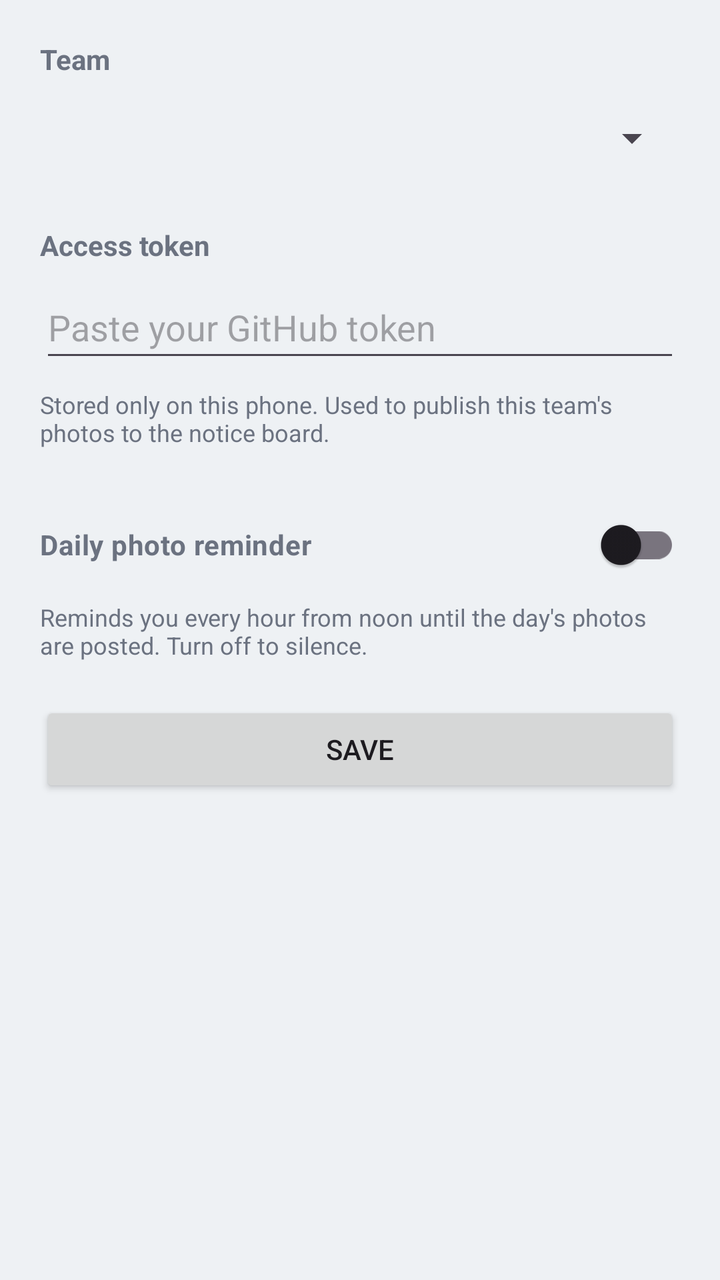
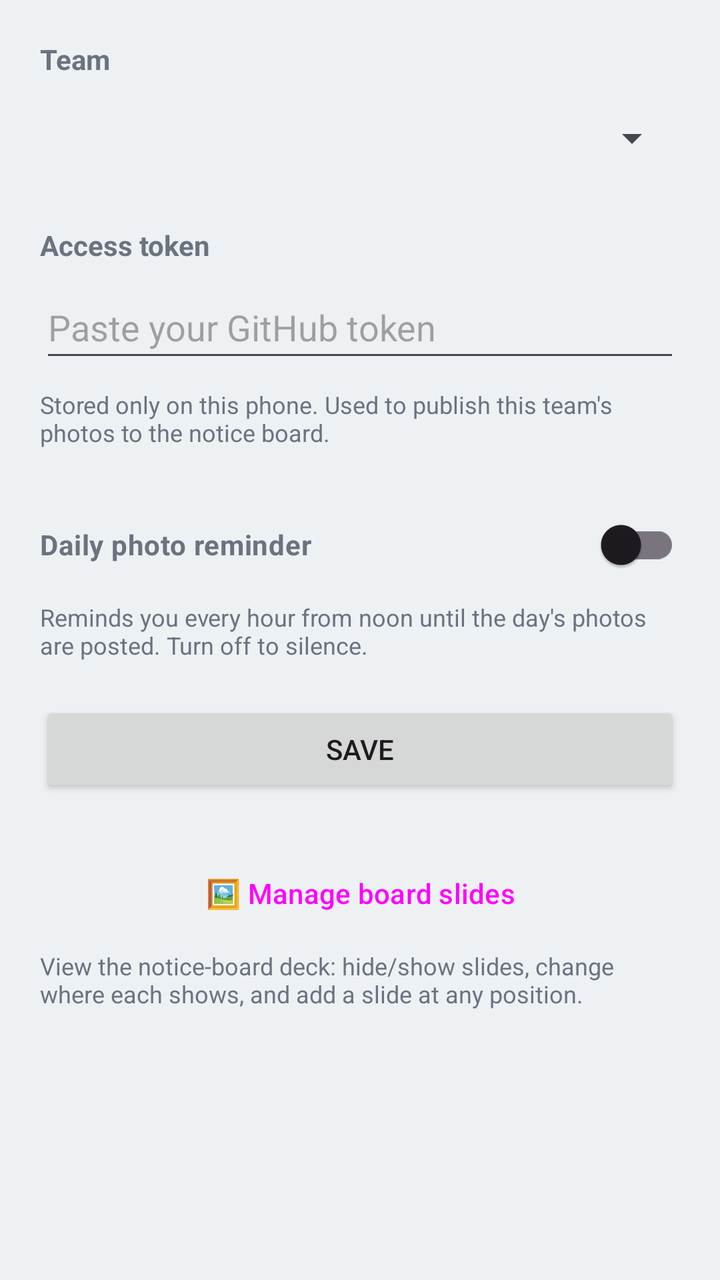

Two renders of the same Android screen: before a commit and after it. Below are the layout's source before the change and the commit's diff.
<!-- AndroidManifest.xml: activity theme Theme.EstanciaPhotos.Admin -->
<!-- res/layout/activity_admin.xml -->
<?xml version="1.0" encoding="utf-8"?>
<ScrollView xmlns:android="http://schemas.android.com/apk/res/android"
    android:layout_width="match_parent"
    android:layout_height="match_parent"
    android:background="@color/bg">

    <LinearLayout
        android:layout_width="match_parent"
        android:layout_height="wrap_content"
        android:orientation="vertical"
        android:padding="20dp">

        <TextView
            android:layout_width="wrap_content"
            android:layout_height="wrap_content"
            android:text="@string/team_label"
            android:textColor="@color/muted"
            android:textStyle="bold" />

        <Spinner
            android:id="@+id/teamSpinner"
            android:layout_width="match_parent"
            android:layout_height="wrap_content"
            android:layout_marginTop="6dp"
            android:minHeight="48dp" />

        <TextView
            android:layout_width="wrap_content"
            android:layout_height="wrap_content"
            android:layout_marginTop="20dp"
            android:text="@string/token_label"
            android:textColor="@color/muted"
            android:textStyle="bold" />

        <EditText
            android:id="@+id/tokenInput"
            android:layout_width="match_parent"
            android:layout_height="wrap_content"
            android:layout_marginTop="6dp"
            android:hint="@string/token_hint"
            android:importantForAutofill="no"
            android:inputType="textPassword"
            android:minHeight="48dp" />

        <TextView
            android:layout_width="match_parent"
            android:layout_height="wrap_content"
            android:layout_marginTop="8dp"
            android:text="@string/token_help"
            android:textColor="@color/muted"
            android:textSize="12sp" />

        <com.google.android.material.switchmaterial.SwitchMaterial
            android:id="@+id/reminderSwitch"
            android:layout_width="match_parent"
            android:layout_height="wrap_content"
            android:layout_marginTop="24dp"
            android:minHeight="48dp"
            android:text="@string/reminder_label"
            android:textColor="@color/muted"
            android:textStyle="bold" />

        <TextView
            android:layout_width="match_parent"
            android:layout_height="wrap_content"
            android:layout_marginTop="4dp"
            android:text="@string/reminder_help"
            android:textColor="@color/muted"
            android:textSize="12sp" />

        <Button
            android:id="@+id/saveBtn"
            android:layout_width="match_parent"
            android:layout_height="wrap_content"
            android:layout_marginTop="20dp"
            android:text="@string/save_continue" />

        <TextView
            android:id="@+id/adminStatus"
            android:layout_width="match_parent"
            android:layout_height="wrap_content"
            android:layout_marginTop="10dp"
            android:minHeight="20dp"
            android:textSize="14sp" />
    </LinearLayout>
</ScrollView>
<!-- resources referenced by this layout -->
<resources>
  <color name="bg">#EEF1F4</color>
  <color name="muted">#6B7280</color>
  <string name="reminder_help">Reminds you every hour from noon until the day\'s photos are posted. Turn off to silence.</string>
  <string name="reminder_label">Daily photo reminder</string>
  <string name="save_continue">Save</string>
  <string name="team_label">Team</string>
  <string name="token_help">Stored only on this phone. Used to publish this team\'s photos to the notice board.</string>
  <string name="token_hint">Paste your GitHub token</string>
  <string name="token_label">Access token</string>
  <style name="Theme.EstanciaPhotos.Admin" parent="Theme.Material3.DayNight">
          <item name="colorPrimary">@color/green</item>
          <item name="colorOnPrimary">@color/white</item>
      </style>
  <color name="green">#0B7A3B</color>
  <color name="white">#FFFFFF</color>
</resources>

<!-- the commit's change to res/layout/activity_admin.xml (unified diff, before → after) -->
@@ -75,6 +75,23 @@
             android:layout_marginTop="20dp"
             android:text="@string/save_continue" />
 
+        <Button
+            android:id="@+id/manageSlidesBtn"
+            style="?attr/materialButtonOutlinedStyle"
+            android:layout_width="match_parent"
+            android:layout_height="wrap_content"
+            android:layout_marginTop="24dp"
+            android:text="@string/slides_manage" />
+
+        <TextView
+            android:layout_width="match_parent"
+            android:layout_height="wrap_content"
+            android:layout_marginTop="4dp"
+            android:text="@string/slides_manage_help"
+            android:textColor="@color/muted"
+            android:textSize="12sp" />
+
+
         <TextView
             android:id="@+id/adminStatus"
             android:layout_width="match_parent"
<!-- resource entries referenced after the edit -->
@@ -5,6 +5,8 @@
   <string name="reminder_help">Reminds you every hour from noon until the day\'s photos are posted. Turn off to silence.</string>
   <string name="reminder_label">Daily photo reminder</string>
   <string name="save_continue">Save</string>
+  <string name="slides_manage">🖼 Manage board slides</string>
+  <string name="slides_manage_help">View the notice-board deck: hide/show slides, change where each shows, and add a slide at any position.</string>
   <string name="team_label">Team</string>
   <string name="token_help">Stored only on this phone. Used to publish this team\'s photos to the notice board.</string>
   <string name="token_hint">Paste your GitHub token</string>
